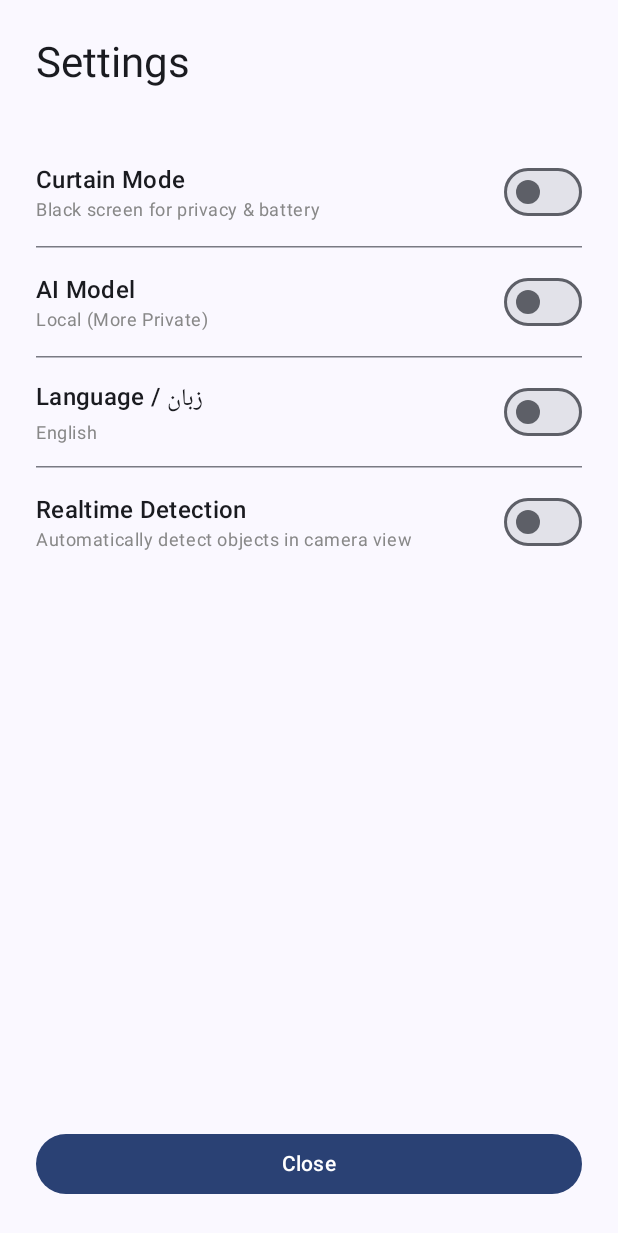
After one commit to Amehran/BeMyEyes, an Android app built with Jetpack Compose: the composable SettingsScreen shown on its own in the app's theme, on a phone screen of 412 x 824 dp. The commit adds this screen. Shown: the top 1233 px of the screen. Run offline under Robolectric (Android 15) with nearby library versions, the phone set to English and light mode, and no system bars.

Commit message:
Stabilize Camera AI: Fix crashes, add persistence, and handle quotas
- Fix 'Binder transaction failure' by resizing uploaded images to 800px
- Implement 'Realtime Detection' toggle in Settings
- Add SharedPreferences persistence for all settings (Language, Cloud Mode, etc.)
- Fix state reset issues on device rotation
- Improve Cloud Gemini error handling (Graceful 429/404 messages)
- Add Farsi language support for AI descriptions
- Refactor CameraViewModel to decouple detection state

```diff
--- a/app/src/main/AndroidManifest.xml
+++ b/app/src/main/AndroidManifest.xml
@@ -7,6 +7,7 @@
         android:required="true" />
     <uses-permission android:name="android.permission.CAMERA" />
     <uses-permission android:name="android.permission.VIBRATE" />
+    <uses-permission android:name="android.permission.INTERNET" />
 
     <application
         android:name=".MainApplication"
--- a/app/src/main/java/com/amehran/bemyeyes/domain/repository/TextToSpeechManager.kt
+++ b/app/src/main/java/com/amehran/bemyeyes/domain/repository/TextToSpeechManager.kt
@@ -4,4 +4,5 @@ interface TextToSpeechManager {
     fun speak(text: String)
     fun stop()
     fun shutdown()
+    fun setLanguage(languageCode: String)
 }
--- /dev/null
+++ b/app/src/main/java/com/amehran/bemyeyes/presentation/ui/settings/SettingsScreen.kt
@@ -0,0 +1,164 @@
+package com.amehran.bemyeyes.presentation.ui.settings
+
+import androidx.compose.foundation.background
+import androidx.compose.foundation.layout.*
+import androidx.compose.material3.*
+import androidx.compose.runtime.*
+import androidx.compose.ui.Alignment
+import androidx.compose.ui.Modifier
+import androidx.compose.ui.graphics.Color
+import androidx.compose.ui.unit.dp
+
+@Composable
+fun SettingsScreen(
+    onDismiss: () -> Unit,
+    isCurtainMode: Boolean,
+    onCurtainModeChange: (Boolean) -> Unit,
+    isCloudMode: Boolean,
+    onCloudModeChange: (Boolean) -> Unit,
+    isFarsi: Boolean,
+    onLanguageChange: (Boolean) -> Unit,
+    isRealtimeDetectionEnabled: Boolean,
+    onRealtimeDetectionChange: (Boolean) -> Unit
+) {
+    androidx.activity.compose.BackHandler {
+        onDismiss()
+    }
+
+    Surface(
+        modifier = Modifier.fillMaxSize(),
+        color = MaterialTheme.colorScheme.background
+    ) {
+        Column(
+            modifier = Modifier
+                .fillMaxSize()
+                .padding(24.dp),
+            verticalArrangement = Arrangement.Top,
+            horizontalAlignment = Alignment.Start
+        ) {
+            Text(
+                text = "Settings",
+                style = MaterialTheme.typography.headlineMedium,
+                modifier = Modifier.padding(bottom = 32.dp)
+            )
+
+            // Curtain Mode Setting
+            Row(
+                modifier = Modifier
+                    .fillMaxWidth()
+                    .padding(vertical = 12.dp),
+                verticalAlignment = Alignment.CenterVertically,
+                horizontalArrangement = Arrangement.SpaceBetween
+            ) {
+                Column(modifier = Modifier.weight(1f)) {
+                    Text(
+                        text = "Curtain Mode",
+                        style = MaterialTheme.typography.titleMedium
+                    )
+                    Text(
+                        text = "Black screen for privacy & battery",
+                        style = MaterialTheme.typography.bodySmall,
+                        color = Color.Gray
+                    )
+                }
+                Switch(
+                    checked = isCurtainMode,
+                    onCheckedChange = onCurtainModeChange
+                )
+            }
+
+            HorizontalDivider()
+
+            // AI Model Setting
+            Row(
+                modifier = Modifier
+                    .fillMaxWidth()
+                    .padding(vertical = 12.dp),
+                verticalAlignment = Alignment.CenterVertically,
+                horizontalArrangement = Arrangement.SpaceBetween
+            ) {
+                Column(modifier = Modifier.weight(1f)) {
+                    Text(
+                        text = "AI Model",
+                        style = MaterialTheme.typography.titleMedium
+                    )
+                    Text(
+                        text = if (isCloudMode) "Cloud (More Intelligent)" else "Local (More Private)",
+                        style = MaterialTheme.typography.bodySmall,
+                        color = Color.Gray
+                    )
+                }
+                Switch(
+                    checked = isCloudMode,
+                    onCheckedChange = onCloudModeChange,
+                    thumbContent = {
+                        // Optional: Icons on thumb
+                    }
+                )
+            }
+
+            HorizontalDivider()
+
+            // Language Setting
+            Row(
+                modifier = Modifier
+                    .fillMaxWidth()
+                    .padding(vertical = 12.dp),
+                verticalAlignment = Alignment.CenterVertically,
+                horizontalArrangement = Arrangement.SpaceBetween
+            ) {
+                Column(modifier = Modifier.weight(1f)) {
+                    Text(
+                        text = "Language / زبان",
+                        style = MaterialTheme.typography.titleMedium
+                    )
+                    Text(
+                        text = if (isFarsi) "Farsi (Persian)" else "English",
+                        style = MaterialTheme.typography.bodySmall,
+                        color = Color.Gray
+                    )
+                }
+                Switch(
+                    checked = isFarsi,
+                    onCheckedChange = onLanguageChange
+                )
+            }
+
+            HorizontalDivider()
+
+            // Realtime Detection Setting
+            Row(
+                modifier = Modifier
+                    .fillMaxWidth()
+                    .padding(vertical = 12.dp),
+                verticalAlignment = Alignment.CenterVertically,
+                horizontalArrangement = Arrangement.SpaceBetween
+            ) {
+                Column(modifier = Modifier.weight(1f)) {
+                    Text(
+                        text = "Realtime Detection",
+                        style = MaterialTheme.typography.titleMedium
+                    )
+                    Text(
+                        text = "Automatically detect objects in camera view",
+                        style = MaterialTheme.typography.bodySmall,
+                        color = Color.Gray
+                    )
+                }
+                Switch(
+                    checked = isRealtimeDetectionEnabled,
+                    onCheckedChange = onRealtimeDetectionChange
+                )
+            }
+
+            Spacer(modifier = Modifier.weight(1f))
+
+            Button(
+                onClick = onDismiss,
+                modifier = Modifier.fillMaxWidth()
+            ) {
+                Text("Close")
+            }
+        }
+    }
+}
--- a/gradle/libs.versions.toml
+++ b/gradle/libs.versions.toml
@@ -19,6 +19,7 @@ turbine = "1.1.0"
 hiltNavigationCompose = "1.3.0"
 mediapipeTasks = "0.10.14"
 androidTestRules = "1.7.0"
+generativeai = "0.9.0"
 
 [libraries]
 androidx-core-ktx = { group = "androidx.core", name = "core-ktx", version.ref = "coreKtx" }
@@ -49,6 +50,7 @@ turbine = { group = "app.cash.turbine", name = "turbine", version.ref = "turbine
 androidx-hilt-navigation-compose = { group = "androidx.hilt", name = "hilt-navigation-compose", version.ref = "hiltNavigationCompose" }
 mediapipe-tasks-vision = { group = "com.google.mediapipe", name = "tasks-vision", version.ref = "mediapipeTasks" }
 androidx-test-rules = { group = "androidx.test", name = "rules", version.ref = "androidTestRules" }
+google-generativeai = { group = "com.google.ai.client.generativeai", name = "generativeai", version.ref = "generativeai" }
 
 [plugins]
 android-application = { id = "com.android.application", version.ref = "agp" }
```
Also changed, not shown: app/build.gradle.kts (+16 -0 lines), app/src/main/java/com/amehran/bemyeyes/MainApplication.kt (+11 -1 lines), app/src/main/java/com/amehran/bemyeyes/data/interpreter/CloudGeminiInterpreter.kt (added, +210 -0 lines), app/src/main/java/com/amehran/bemyeyes/data/interpreter/OnDeviceGeminiInterpreter.kt (added, +15 -0 lines), app/src/main/java/com/amehran/bemyeyes/data/repository/AndroidTextToSpeechManager.kt (+8 -0 lines), app/src/main/java/com/amehran/bemyeyes/domain/interpreter/SceneInterpreter.kt (added, +7 -0 lines), app/src/main/java/com/amehran/bemyeyes/presentation/ui/camera/CameraScreen.kt (+60 -24 lines), app/src/main/java/com/amehran/bemyeyes/presentation/ui/camera/CameraViewModel.kt (+100 -2 lines), 1 other file.
